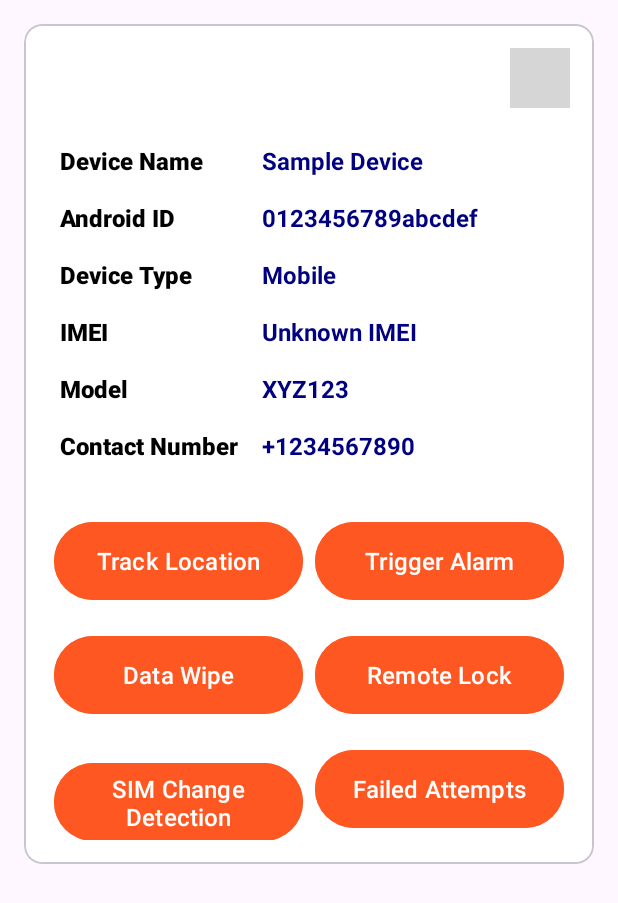
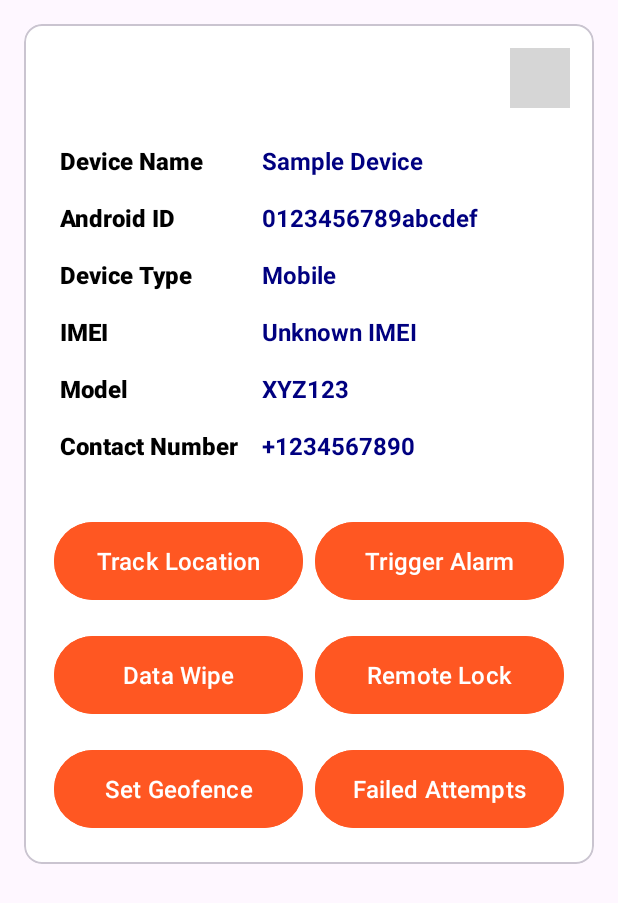
Before and after one commit to viswa0274/Mobile-Tracking-App, an Android app: the DeviceDetailsActivity screen opened directly, with no data from a screen before it, on a phone screen of 412 x 824 dp. Shown: the top 903 px of the screen. Run offline under Robolectric (Android 15) with nearby library versions, the phone set to English and light mode, and no system bars; our stand-ins replace Firebase (no records; nobody signed in at launch, a user with empty details on screens opened directly); 1 statement that could not run was skipped; grey boxes are pictures that could not be loaded.

Commit message:
Initial Commit

```diff
--- a/app/src/main/AndroidManifest.xml
+++ b/app/src/main/AndroidManifest.xml
@@ -46,6 +46,7 @@
 
         <service
             android:name=".LocationForegroundService"
+            android:permission="android.permission.BIND_JOB_SERVICE"
             android:exported="false"
             android:foregroundServiceType="location"
             tools:ignore="ForegroundServicePermission" />
--- a/app/src/main/res/layout/activity_device_details.xml
+++ b/app/src/main/res/layout/activity_device_details.xml
@@ -273,15 +273,16 @@
                 android:layout_height="wrap_content"
                 android:layout_marginTop="8dp"
                 android:orientation="horizontal">
+
                 <com.google.android.material.button.MaterialButton
-                    android:id="@+id/simChangeDetectionButton"
+                    android:id="@+id/setGeofenceButton"
                     android:layout_width="0dp"
                     android:layout_height="60dp"
+                    android:layout_margin="4dp"
                     android:layout_weight="1"
-                    android:layout_margin="4dp"
                     android:backgroundTint="@color/buttonBackground"
                     android:fontFamily="sans-serif-medium"
-                    android:text="SIM Change Detection"
+                    android:text="Set Geofence"
                     android:textAllCaps="false"
                     android:textColor="@android:color/white"
                     android:textSize="16sp" />
--- a/app/src/main/res/values/colors.xml
+++ b/app/src/main/res/values/colors.xml
@@ -5,7 +5,9 @@
     <color name="red">#F44336</color>
     <color name="green">#4CAF50</color>
     <color name="burgundy">#800020</color>
+    <color name="colorAccent">#FF4081</color> <!-- Bright Pink/Coral -->
     <color name="navy">#000080</color>
+    <color name="colorPrimary">#6200EE</color>
     <color name="cardBackgroundColor">#F5F5F5</color> <!-- Soft light gray -->
     <color name="rowBackgroundColor">#E0F7FA</color> <!-- Light cyan -->
     <color name="textPrimaryColor">#00796B</color> <!-- Teal -->
```
Also changed, not shown: app/src/main/java/com/example/tracking/DeviceDetailsActivity.kt (+7 -8 lines), app/src/main/java/com/example/tracking/LocationTrackActivity.kt (+7 -6 lines).
